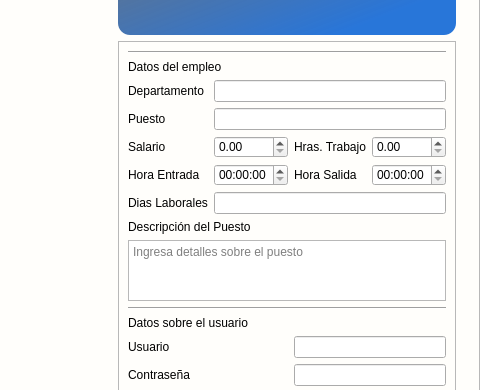
Qt form app/View/UserInterfaceUi/UI_CONTROL_PERFIL.ui (LAngelVp/software-punto-de-venta) before a commit; both pictures show x 621 to 1101 and y 138 to 528 of the 1101 by 688 pixel window.
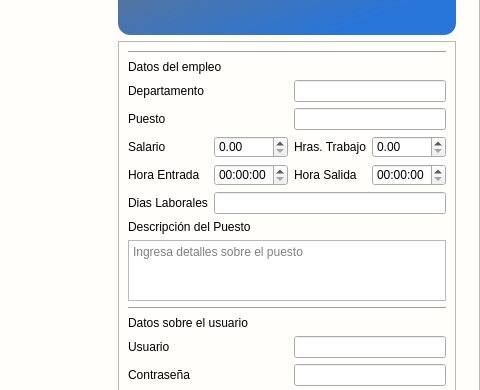
The same form after that commit. Icons and pictures are not drawn.

```diff
--- a/app/View/UserInterfaceUi/UI_CONTROL_PERFIL.ui
+++ b/app/View/UserInterfaceUi/UI_CONTROL_PERFIL.ui
@@ -410,20 +410,6 @@
                  </property>
                 </widget>
                </item>
-               <item row="1" column="0" colspan="2">
-                <widget class="QLabel" name="etiquetaTitulo_datosempleo">
-                 <property name="text">
-                  <string>Datos del empleo</string>
-                 </property>
-                </widget>
-               </item>
-               <item row="2" column="0">
-                <widget class="QLabel" name="etiqueta_departamento">
-                 <property name="text">
-                  <string>Departamento</string>
-                 </property>
-                </widget>
-               </item>
                <item row="3" column="0">
                 <widget class="QLabel" name="etiqueta_puesto">
                  <property name="text">
@@ -478,13 +464,6 @@
                  </property>
                 </widget>
                </item>
-               <item row="7" column="0" colspan="2">
-                <widget class="QLabel" name="etiqueta_descripcionpuesto">
-                 <property name="text">
-                  <string>Descripción del Puesto</string>
-                 </property>
-                </widget>
-               </item>
                <item row="8" column="0" colspan="4">
                 <widget class="QPlainTextEdit" name="txtlargo_descripcionpuesto">
                  <property name="maximumSize">
@@ -505,13 +484,6 @@
                  </property>
                 </widget>
                </item>
-               <item row="10" column="0" colspan="2">
-                <widget class="QLabel" name="etiquetaTitulo_datosusuario">
-                 <property name="text">
-                  <string>Datos sobre el usuario</string>
-                 </property>
-                </widget>
-               </item>
                <item row="11" column="0">
                 <widget class="QLabel" name="etiqueta_usuario">
                  <property name="text">
@@ -536,15 +508,43 @@
                  </property>
                 </widget>
                </item>
-               <item row="3" column="1" colspan="3">
-                <widget class="QLineEdit" name="txt_puesto"/>
-               </item>
-               <item row="2" column="1" colspan="3">
-                <widget class="QLineEdit" name="txt_departamento"/>
-               </item>
                <item row="6" column="1" colspan="3">
                 <widget class="QLineEdit" name="txt_diaslaborales"/>
                </item>
+               <item row="10" column="0" colspan="4">
+                <widget class="QLabel" name="etiquetaTitulo_datosusuario">
+                 <property name="text">
+                  <string>Datos sobre el usuario</string>
+                 </property>
+                </widget>
+               </item>
+               <item row="7" column="0" colspan="4">
+                <widget class="QLabel" name="etiqueta_descripcionpuesto">
+                 <property name="text">
+                  <string>Descripción del Puesto</string>
+                 </property>
+                </widget>
+               </item>
+               <item row="2" column="2" colspan="2">
+                <widget class="QLineEdit" name="txt_departamento"/>
+               </item>
+               <item row="3" column="2" colspan="2">
+                <widget class="QLineEdit" name="txt_puesto"/>
+               </item>
+               <item row="1" column="0" colspan="4">
+                <widget class="QLabel" name="etiquetaTitulo_datosempleo">
+                 <property name="text">
+                  <string>Datos del empleo</string>
+                 </property>
+                </widget>
+               </item>
+               <item row="2" column="0">
+                <widget class="QLabel" name="etiqueta_departamento">
+                 <property name="text">
+                  <string>Departamento</string>
+                 </property>
+                </widget>
+               </item>
               </layout>
              </widget>
             </item>
```
Left out of the diff: 21 changed lines with no effect on the pictures.
